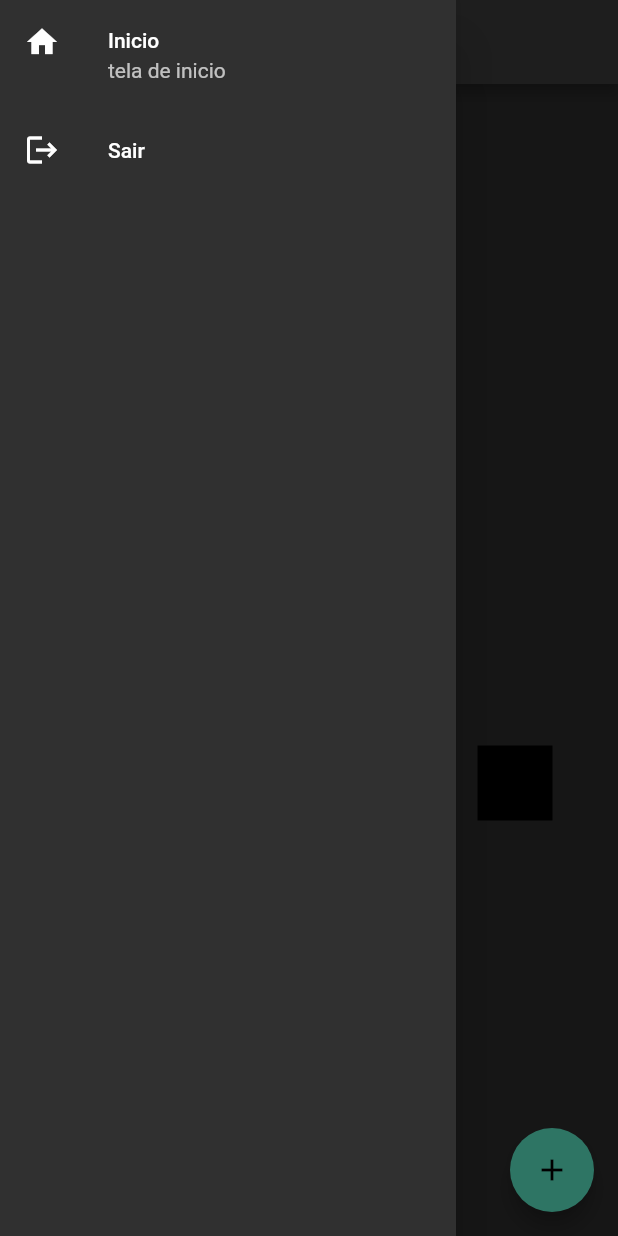
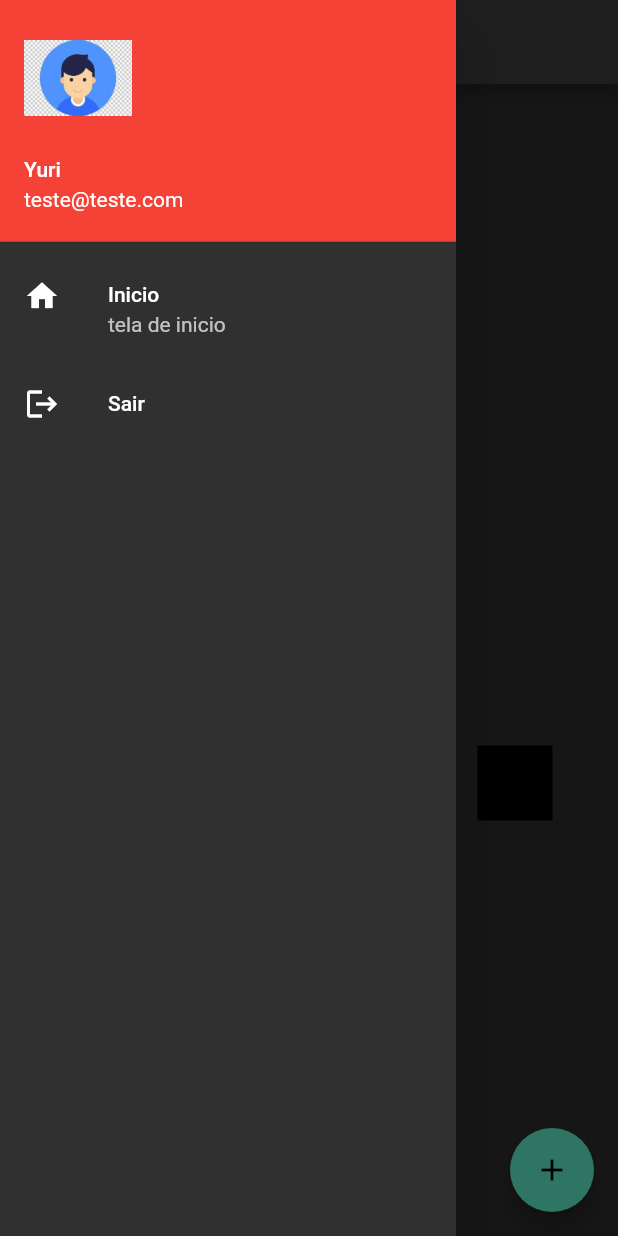
Before and after one commit to yuri-duque/flutter_hello_word, a Flutter app: the HomePage screen opened by its route, with the side drawer open, on a phone screen of 412 x 824 dp. Run offline on Flutter 3.47's test engine with Material 2 defaults, Android fonts, the phone set to English and light mode, and no system bars.

Commit message:
adicionando drawwer e image account

```diff
--- a/lib/pages/home_page.dart
+++ b/lib/pages/home_page.dart
@@ -20,6 +20,11 @@ class HomePageState extends State<HomePage> {
       drawer: Drawer(
         child: Column(
           children: [
+            UserAccountsDrawerHeader(
+              currentAccountPicture: Image.asset('assets/images/account.jpg'),
+              accountName: Text("Yuri"),
+              accountEmail: Text("teste@teste.com"),
+            ),
             ListTile(
               leading: Icon(Icons.home),
               title: Text("Inicio"),
--- a/pubspec.yaml
+++ b/pubspec.yaml
@@ -57,6 +57,7 @@ flutter:
 
   # To add assets to your application, add an assets section, like this:
   assets:
+    - assets/images/account.jpg
     - assets/images/logo.png
     - assets/images/background.jpg
 
```
Also changed, not shown: assets/images/account.jpg (added).
